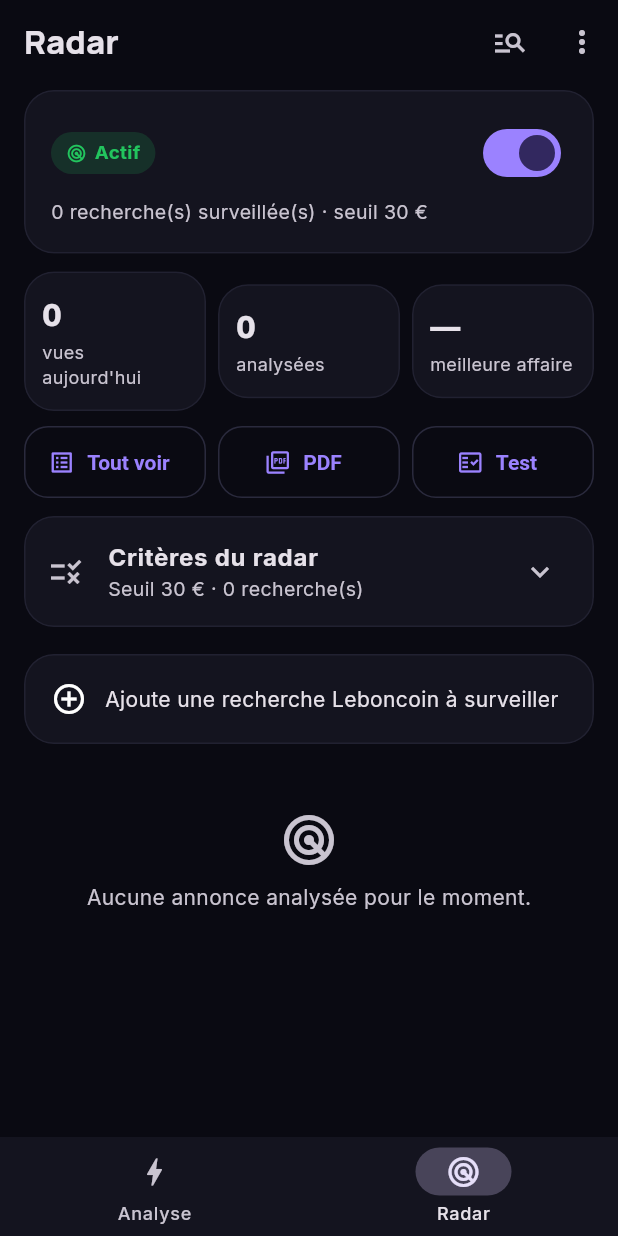
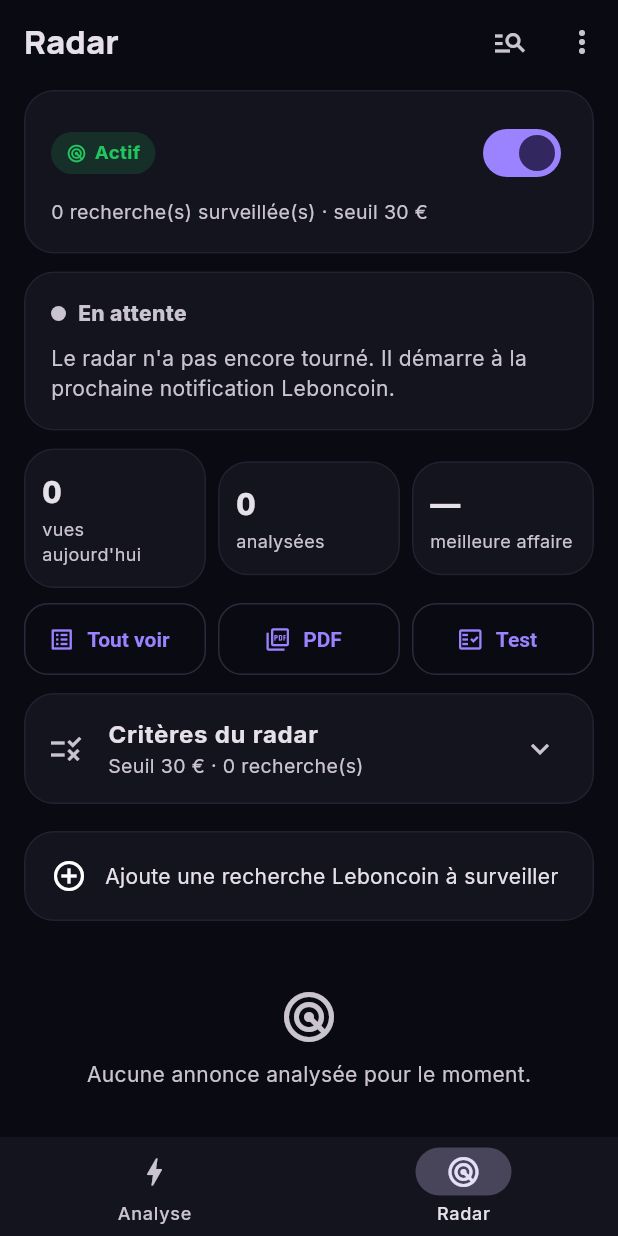
Before and after one commit to leboncash006-max/AppLeboncoin, a Flutter app: the screen it shows after launch, item 2 of the bottom bar chosen, on a phone screen of 412 x 824 dp. Run offline on Flutter 3.47's test engine with Material 3 defaults, Android fonts, the phone set to English and light mode, and no system bars; our stand-ins replace flutter_markdown_plus, google_fonts, pdf, printing, shared_preferences, sqflite and 1 more; missing offline and left inert: receive_sharing_intent; accounts and stored records are empty.

Commit message:
Radar : carte « En direct » (recherche, annonce n/m, étape, résultat)
Le moteur écrit son état à chaque étape ; l'onglet Radar le lit chaque
seconde (et rafraîchit le fil toutes les 5 s) tant qu'il est affiché.

Co-Authored-By: Claude Opus 5.5 <noreply@anthropic.com>
Claude-Session: https://claude.ai/code/session_01DVBYHogB1LT9bnmHDmc8Ch

```diff
--- a/lib/radar/radar_db.dart
+++ b/lib/radar/radar_db.dart
@@ -341,8 +341,8 @@ class RadarDb {
     await d.rawDelete('DELETE FROM logs WHERE id NOT IN (SELECT id FROM logs ORDER BY id DESC LIMIT 1000)');
   }
 
-  static Future<List<RadarLogRow>> logs() async =>
-      (await (await db).query('logs', orderBy: 'id DESC', limit: 500)).map(RadarLogRow.fromRow).toList();
+  static Future<List<RadarLogRow>> logs({int limit = 500}) async =>
+      (await (await db).query('logs', orderBy: 'id DESC', limit: limit)).map(RadarLogRow.fromRow).toList();
 
   static Future<void> clearLogs() async => (await db).delete('logs');
 
--- a/lib/screens/radar_screen.dart
+++ b/lib/screens/radar_screen.dart
@@ -1,3 +1,5 @@
+import 'dart:async';
+
 import 'package:flutter/material.dart';
 
 import '../radar/radar_bridge.dart';
@@ -5,6 +7,7 @@ import '../radar/radar_db.dart';
 import '../services/settings.dart';
 import '../theme.dart';
 import '../widgets/common.dart';
+import '../widgets/radar_live_card.dart';
 import 'export_pdf.dart';
 import 'radar_all_screen.dart';
 import 'radar_log_screen.dart';
@@ -33,28 +36,43 @@ class _RadarScreenState extends State<RadarScreen> with WidgetsBindingObserver {
   RadarState _state = RadarState.active;
   RadarPermissions? _perms;
   ({int seen, int analyzed, RadarAnalysis? best})? _today;
+  bool _foreground = true;
+  Timer? _refresh;
+
+  /// Fil et chiffres rafraîchis toutes les 5 s pendant que l'onglet est affiché.
+  void _syncRefresh() {
+    _refresh?.cancel();
+    if (widget.visible && _foreground) {
+      _refresh = Timer.periodic(const Duration(seconds: 5), (_) => _load());
+    }
+  }
 
   @override
   void initState() {
     super.initState();
     WidgetsBinding.instance.addObserver(this);
     _load();
+    _syncRefresh();
   }
 
   @override
   void didUpdateWidget(RadarScreen old) {
     super.didUpdateWidget(old);
     if (widget.visible && !old.visible) _load();
+    if (widget.visible != old.visible) _syncRefresh();
   }
 
   @override
   void dispose() {
     WidgetsBinding.instance.removeObserver(this);
+    _refresh?.cancel();
     super.dispose();
   }
 
   @override
   void didChangeAppLifecycleState(AppLifecycleState s) {
+    setState(() => _foreground = s == AppLifecycleState.resumed);
+    _syncRefresh();
     if (s == AppLifecycleState.resumed) _load();
   }
 
@@ -156,6 +174,8 @@ class _RadarScreenState extends State<RadarScreen> with WidgetsBindingObserver {
               const SizedBox(height: 12),
             ],
             _statusCard(cs),
+            const SizedBox(height: 12),
+            RadarLiveCard(active: widget.visible && _foreground),
             const SizedBox(height: 12),
             _statsRow(cs),
             const SizedBox(height: 10),
--- /dev/null
+++ b/lib/widgets/radar_live_card.dart
@@ -0,0 +1,177 @@
+import 'dart:async';
+import 'dart:convert';
+
+import 'package:flutter/material.dart';
+
+import '../radar/radar_db.dart';
+import '../screens/result_screen.dart' show openExternal;
+import '../theme.dart';
+import 'common.dart';
+
+/// « En direct » : ce que fait le radar à l'instant (recherche, annonce n/m,
+/// étape, résultat) et ses dernières actions. Rafraîchi chaque seconde.
+class RadarLiveCard extends StatefulWidget {
+  final bool active; // onglet affiché et appli au premier plan
+  const RadarLiveCard({super.key, required this.active});
+
+  @override
+  State<RadarLiveCard> createState() => _RadarLiveCardState();
+}
+
+class _RadarLiveCardState extends State<RadarLiveCard> with SingleTickerProviderStateMixin {
+  Map<String, dynamic> _live = const {};
+  List<RadarLogRow> _logs = const [];
+  Timer? _timer;
+  late final _pulse = AnimationController(vsync: this, duration: const Duration(milliseconds: 900))
+    ..repeat(reverse: true);
+
+  @override
+  void initState() {
+    super.initState();
+    _sync();
+  }
+
+  @override
+  void didUpdateWidget(RadarLiveCard old) {
+    super.didUpdateWidget(old);
+    if (old.active != widget.active) _sync();
+  }
+
+  void _sync() {
+    _timer?.cancel();
+    if (widget.active) {
+      _read();
+      _timer = Timer.periodic(const Duration(seconds: 1), (_) => _read());
+    }
+  }
+
+  @override
+  void dispose() {
+    _timer?.cancel();
+    _pulse.dispose();
+    super.dispose();
+  }
+
+  Future<void> _read() async {
+    try {
+      final raw = await RadarDb.get('live');
+      final logs = await RadarDb.logs(limit: 6);
+      if (!mounted) return;
+      setState(() {
+        _live = raw == null ? const {} : Map<String, dynamic>.from(jsonDecode(raw) as Map);
+        _logs = logs;
+      });
+    } catch (_) {}
+  }
+
+  String _ago(DateTime t) {
+    final d = DateTime.now().difference(t);
+    if (d.inSeconds < 60) return 'il y a ${d.inSeconds} s';
+    if (d.inMinutes < 60) return 'il y a ${d.inMinutes} min';
+    return shortDate(t);
+  }
+
+  @override
+  Widget build(BuildContext context) {
+    final cs = Theme.of(context).colorScheme;
+    final ts = _live['ts'] == null ? null : DateTime.fromMillisecondsSinceEpoch((_live['ts'] as num).toInt());
+    final running = _live['running'] == true;
+    // en cours mais plus de nouvelles depuis 3 min : service probablement coupé
+    final stale = running && ts != null && DateTime.now().difference(ts) > const Duration(minutes: 3);
+    final ad = _live['ad'] as Map?;
+    final index = (_live['index'] as num?)?.toInt();
+    final total = (_live['total'] as num?)?.toInt();
+    final color = stale ? AppColors.warn : (running ? AppColors.good : cs.onSurfaceVariant);
+    final label = stale ? 'Interrompu ?' : (running ? 'En direct' : 'En attente');
+
+    return AppCard(
+      child: Column(crossAxisAlignment: CrossAxisAlignment.start, children: [
+        Row(children: [
+          FadeTransition(
+            opacity: running && !stale ? _pulse : const AlwaysStoppedAnimation(1),
+            child: Container(width: 10, height: 10, decoration: BoxDecoration(color: color, shape: BoxShape.circle)),
+          ),
+          const SizedBox(width: 8),
+          Text(label, style: TextStyle(fontWeight: FontWeight.w800, color: color)),
+          const Spacer(),
+          if (ts != null)
+            Text(running ? _ago(ts) : 'dernier passage ${_ago(ts)}',
+                style: TextStyle(fontSize: 12, color: cs.onSurfaceVariant)),
+        ]),
+        const SizedBox(height: 10),
+        if (!running)
+          Text(
+            ts == null
+                ? 'Le radar n\'a pas encore tourné. Il démarre à la prochaine notification Leboncoin.'
+                : 'Le radar attend la prochaine notification Leboncoin.',
+            style: TextStyle(color: cs.onSurfaceVariant),
+          )
+        else ...[
+          if (_live['search'] != null)
+            Text('Recherche « ${_live['search']} »',
+                style: TextStyle(fontSize: 12.5, color: cs.onSurfaceVariant, fontWeight: FontWeight.w600)),
+          if (ad != null) ...[
+            const SizedBox(height: 4),
+            InkWell(
+              onTap: ad['url'] == null ? null : () => openExternal(ad['url'] as String),
+              child: Row(children: [
+                Expanded(
+                  child: Text('${ad['title']}',
+                      maxLines: 2,
+                      overflow: TextOverflow.ellipsis,
+                      style: const TextStyle(fontWeight: FontWeight.w700, fontSize: 15.5)),
+                ),
+                const SizedBox(width: 8),
+                Text(euros((ad['price'] as num?)?.toDouble()),
+                    style: TextStyle(fontWeight: FontWeight.w800, color: cs.primary, fontFeatures: tabular)),
+              ]),
+            ),
+            if (index != null && total != null) ...[
+              const SizedBox(height: 8),
+              Row(children: [
+                Expanded(
+                  child: ClipRRect(
+                    borderRadius: BorderRadius.circular(6),
+                    child: LinearProgressIndicator(value: total == 0 ? null : index / total, minHeight: 6),
+                  ),
+                ),
+                const SizedBox(width: 8),
+                Text('Annonce $index/$total', style: TextStyle(fontSize: 12, color: cs.onSurfaceVariant)),
+              ]),
+            ],
+          ],
+          const SizedBox(height: 8),
+          Row(crossAxisAlignment: CrossAxisAlignment.start, children: [
+            Icon(Icons.subdirectory_arrow_right, size: 18, color: cs.primary),
+            const SizedBox(width: 6),
+            Expanded(
+              child: Text('${_live['step'] ?? '…'}', style: const TextStyle(fontWeight: FontWeight.w600)),
+            ),
+          ]),
+          if (_live['detail'] != null)
+            Padding(
+              padding: const EdgeInsets.only(left: 24, top: 2),
+              child: Text('${_live['detail']}', style: TextStyle(fontSize: 12.5, color: cs.onSurfaceVariant)),
+            ),
+        ],
+        if (_logs.isNotEmpty) ...[
+          const Divider(height: 22),
+          for (final l in _logs)
+            Padding(
+              padding: const EdgeInsets.only(bottom: 3),
+              child: Row(crossAxisAlignment: CrossAxisAlignment.start, children: [
+                Text('${l.at.hour.toString().padLeft(2, '0')}:${l.at.minute.toString().padLeft(2, '0')}:'
+                    '${l.at.second.toString().padLeft(2, '0')}',
+                    style: TextStyle(fontSize: 11, color: cs.onSurfaceVariant, fontFeatures: tabular)),
+                const SizedBox(width: 8),
+                Expanded(
+                  child: Text(l.msg.trim(),
+                      maxLines: 2, overflow: TextOverflow.ellipsis, style: const TextStyle(fontSize: 12)),
+                ),
+              ]),
+            ),
+        ],
+      ]),
+    );
+  }
+}
```
Also changed, not shown: lib/radar/radar_engine.dart (+65 -5 lines), 1 other file.
